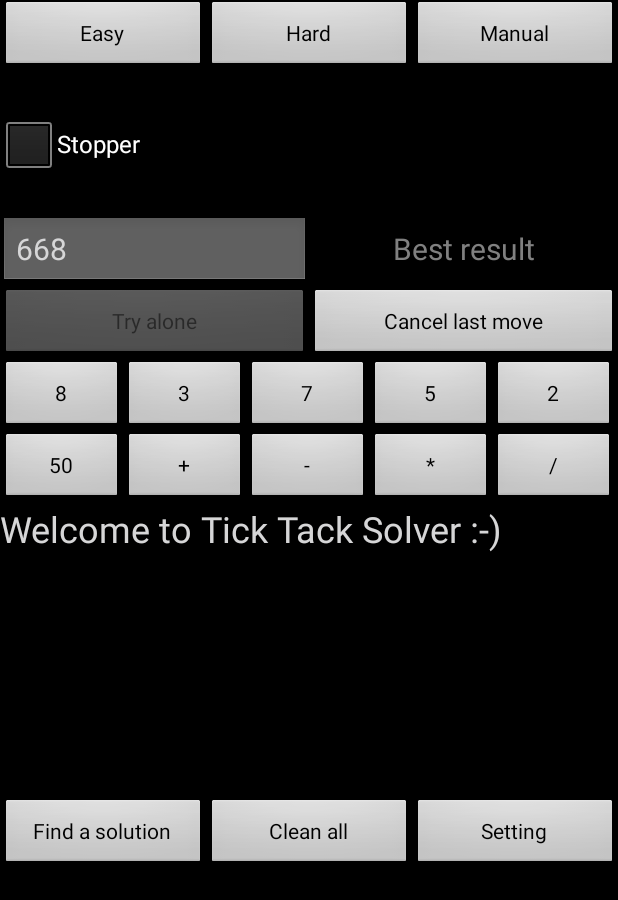
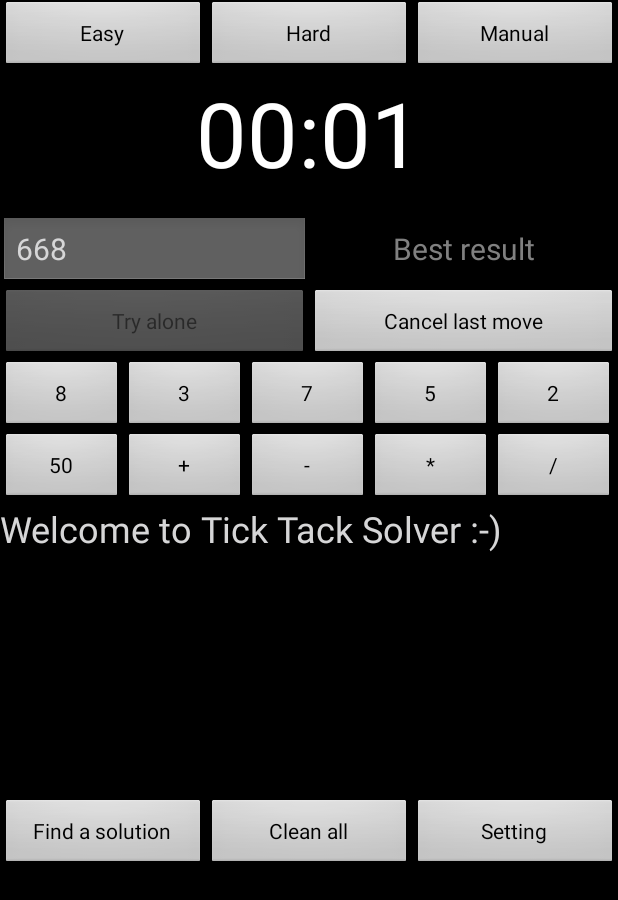
Before and after one commit to shirbenisrael/TickTakSolver, an Android app: the screen it shows after launch (MainActivity), after a tap on "Try alone", on a phone screen of 412 x 824 dp. Shown: the top 900 px of the screen. Run offline under Robolectric (Android 15) with nearby library versions, the phone set to English and light mode, and no system bars; 1 statement that could not run was skipped; 3 other taps on this screen came first.

Commit message:
Move clock checkbox to setting window.

```diff
--- a/app/src/main/java/com/shirbi/ticktaksolver/MainActivity.java
+++ b/app/src/main/java/com/shirbi/ticktaksolver/MainActivity.java
@@ -15,9 +15,7 @@ import android.os.Bundle;
 import android.os.Handler;
 import android.os.Message;
 import android.os.SystemClock;
-import android.support.annotation.RequiresApi;
 import android.support.v4.content.res.ResourcesCompat;
-import android.text.Html;
 import android.view.Display;
 import android.view.View;
 import android.view.ViewGroup;
@@ -57,7 +55,7 @@ public class MainActivity extends Activity {
     int sources[] = {R.id.editText1, R.id.editText2, R.id.editText3, R.id.editText4, R.id.editText5, R.id.editText6};
     MainActivity m_activity;
     int m_views_to_hide_for_share[] = {R.id.levelLayout, R.id.startPlayLayout, R.id.tryAloneFields,
-            R.id.bottomButtonsLayout, R.id.shareButton, R.id.ShowStopper};
+            R.id.bottomButtonsLayout, R.id.shareButton};
     private SolveAlone mSolveAlone;
     private int[] mValues;
     private int mTarget;
@@ -458,11 +456,9 @@ public class MainActivity extends Activity {
         if (isSourcesShow) {
             sourcesFields.setVisibility(View.VISIBLE);
             chronometer.setVisibility(View.INVISIBLE);
-            checkBox.setVisibility(View.INVISIBLE);
             shareButton.setVisibility(View.INVISIBLE);
         } else {
             chronometer.setVisibility(checkBox.isChecked() ? View.VISIBLE : View.INVISIBLE);
-            checkBox.setVisibility(View.VISIBLE);
             sourcesFields.setVisibility(View.INVISIBLE);
             shareButton.setVisibility(View.INVISIBLE);
         }
--- a/app/src/main/res/layout/activity_main.xml
+++ b/app/src/main/res/layout/activity_main.xml
@@ -51,15 +51,6 @@
                 android:layout_gravity="right|center_vertical"
                 android:onClick="onShareButtonClick"
                 android:text="@string/Share"
-                android:visibility="invisible" />
-
-            <CheckBox
-                android:id="@+id/ShowStopper"
-                android:layout_width="wrap_content"
-                android:layout_height="wrap_content"
-                android:layout_gravity="left|center_vertical"
-                android:onClick="onShowStopperClicked"
-                android:text="@string/ShowStopper"
                 android:visibility="invisible" />
 
             <Chronometer
```
Also changed, not shown: app/src/main/res/layout/settings.xml (+8 -0 lines).
